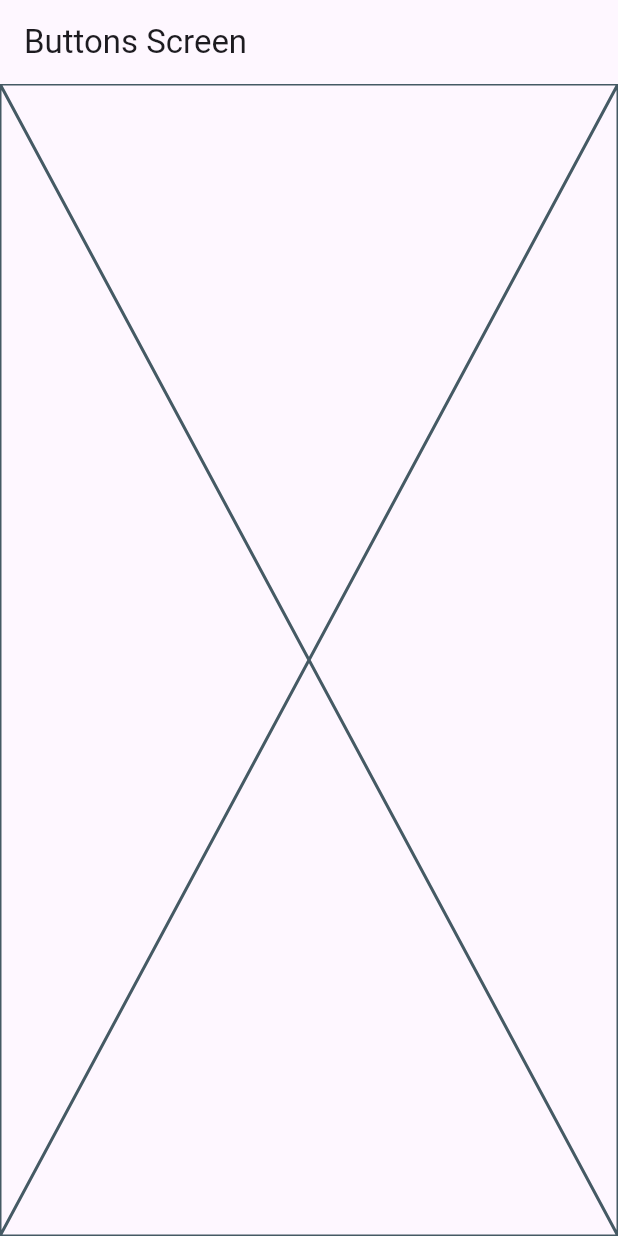
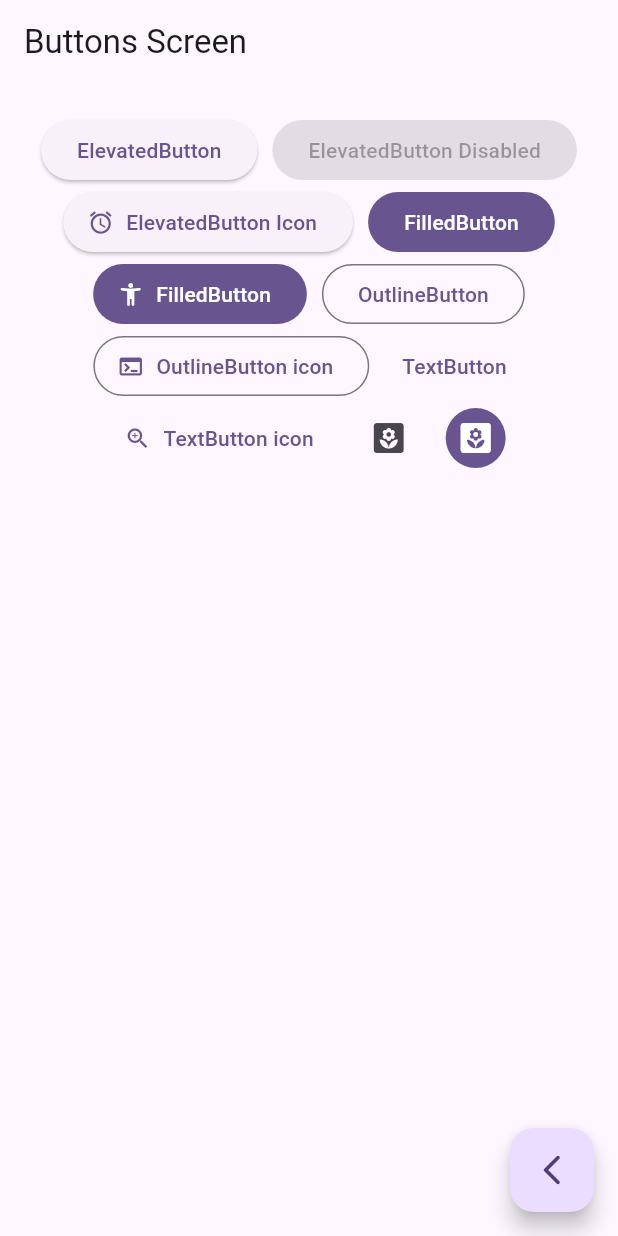
Before and after one commit to JoaquinMX/devtalles_flutter, a Flutter app: the ButtonsScreen screen opened by its route, on a phone screen of 412 x 824 dp. Run offline on Flutter 3.47's test engine with Material 3 defaults, Android fonts, the phone set to English and light mode, and no system bars; our stand-ins replace animate_do, dio, go_router, video_player.

Commit message:
[WIP]: Added Buttons to Screen button. Added go_router

```diff
--- a/widgets_app/lib/config/router/app_router.dart
+++ b/widgets_app/lib/config/router/app_router.dart
@@ -4,14 +4,17 @@ import 'package:widgets_app/presentation/screens/screens.dart';
 final appRouter = GoRouter(initialLocation: "/", routes: [
   GoRoute(
     path: "/",
+    name: HomeScreen.name,
     builder: (context, state) => HomeScreen(),
   ),
   GoRoute(
     path: "/buttons",
+    name: ButtonsScreen.name,
     builder: (context, state) => ButtonsScreen(),
   ),
   GoRoute(
     path: "/cards",
+    name: CardsScreen.name,
     builder: (context, state) => CardsScreen(),
   )
 ]);
--- a/widgets_app/lib/presentation/screens/buttons/buttons_screen.dart
+++ b/widgets_app/lib/presentation/screens/buttons/buttons_screen.dart
@@ -1,15 +1,99 @@
 import 'package:flutter/material.dart';
+import 'package:go_router/go_router.dart';
 
 class ButtonsScreen extends StatelessWidget {
+  static const String name = "buttons_screen";
   const ButtonsScreen({super.key});
 
   @override
   Widget build(BuildContext context) {
     return Scaffold(
       appBar: AppBar(
-        title: Text("Buttons Screen"),
+        title: const Text("Buttons Screen"),
       ),
-      body: Placeholder(),
+      body: const _ButtonsView(),
+      floatingActionButton: FloatingActionButton(
+        onPressed: () {
+          context.pop();
+        },
+        child: const Icon(
+          Icons.arrow_back_ios_new_rounded,
+        ),
+      ),
     );
   }
 }
+
+class _ButtonsView extends StatelessWidget {
+  const _ButtonsView();
+
+  @override
+  Widget build(BuildContext context) {
+    final colors = Theme.of(context).colorScheme;
+
+    return SizedBox(
+      width: double.infinity,
+      child: Padding(
+        padding: const EdgeInsets.symmetric(vertical: 20, horizontal: 10),
+        child: Wrap(
+          alignment: WrapAlignment.center,
+          spacing: 10,
+          children: [
+            ElevatedButton(
+              onPressed: () {},
+              child: const Text("ElevatedButton"),
+            ),
+            const ElevatedButton(
+              onPressed: null,
+              child: Text("ElevatedButton Disabled"),
+            ),
+            ElevatedButton.icon(
+              onPressed: () {},
+              icon: const Icon(Icons.access_alarm_rounded),
+              label: const Text("ElevatedButton Icon"),
+            ),
+            FilledButton(
+              onPressed: () {},
+              child: const Text("FilledButton"),
+            ),
+            FilledButton.icon(
+              icon: const Icon(Icons.accessibility_new_rounded),
+              onPressed: () {},
+              label: const Text("FilledButton"),
+            ),
+            OutlinedButton(
+              onPressed: () {},
+              child: const Text("OutlineButton"),
+            ),
+            OutlinedButton.icon(
+              icon: const Icon(Icons.terminal),
+              onPressed: () {},
+              label: const Text("OutlineButton icon"),
+            ),
+            TextButton(
+              onPressed: () {},
+              child: const Text("TextButton"),
+            ),
+            TextButton.icon(
+              icon: const Icon(Icons.zoom_in),
+              onPressed: () {},
+              label: const Text("TextButton icon"),
+            ),
+            //TODO: CUSTOM BUTTON,
+            IconButton(
+              onPressed: () {},
+              icon: const Icon(Icons.yard),
+            ),
+            IconButton(
+              onPressed: () {},
+              icon: const Icon(Icons.yard),
+              style: ButtonStyle(
+                  backgroundColor: MaterialStatePropertyAll(colors.primary),
+                  iconColor: const MaterialStatePropertyAll(Colors.white)),
+            )
+          ],
+        ),
+      ),
+    );
+  }
+}
--- a/widgets_app/lib/presentation/screens/cards/cards_screen.dart
+++ b/widgets_app/lib/presentation/screens/cards/cards_screen.dart
@@ -1,6 +1,7 @@
 import 'package:flutter/material.dart';
 
 class CardsScreen extends StatelessWidget {
+  static const String name = "cards_screen";
   const CardsScreen({super.key});
 
   @override
--- a/widgets_app/lib/presentation/screens/home/home_screen.dart
+++ b/widgets_app/lib/presentation/screens/home/home_screen.dart
@@ -1,9 +1,9 @@
 import 'package:flutter/material.dart';
 import 'package:go_router/go_router.dart';
 import 'package:widgets_app/config/menu/menu_items.dart';
-import 'package:widgets_app/presentation/screens/buttons/buttons_screen.dart';
 
 class HomeScreen extends StatelessWidget {
+  static const String name = "home_screen";
   const HomeScreen({super.key});
 
   @override
```
